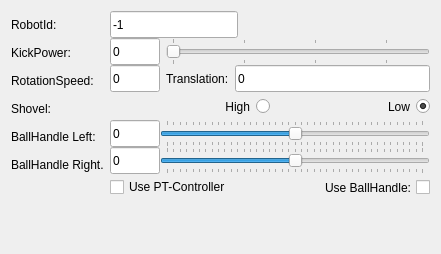
First picture: the form in msl_joystick/ui/msl_joystick/Joystick.ui, repository dasys-lab/cnc-msl, before the edit.
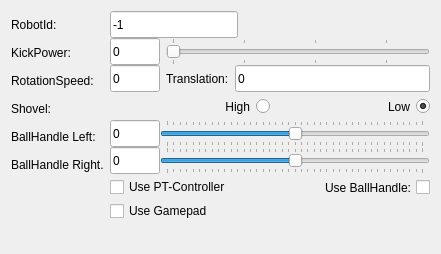
Second picture: the form after the edit.

```diff
--- a/msl_joystick/ui/msl_joystick/Joystick.ui
+++ b/msl_joystick/ui/msl_joystick/Joystick.ui
@@ -531,6 +531,13 @@
        </item>
       </layout>
      </item>
+     <item>
+      <widget class="QCheckBox" name="useGamePadCheckBox">
+       <property name="text">
+        <string>Use Gamepad</string>
+       </property>
+      </widget>
+     </item>
      <item>
       <spacer name="verticalSpacer">
        <property name="orientation">
```
